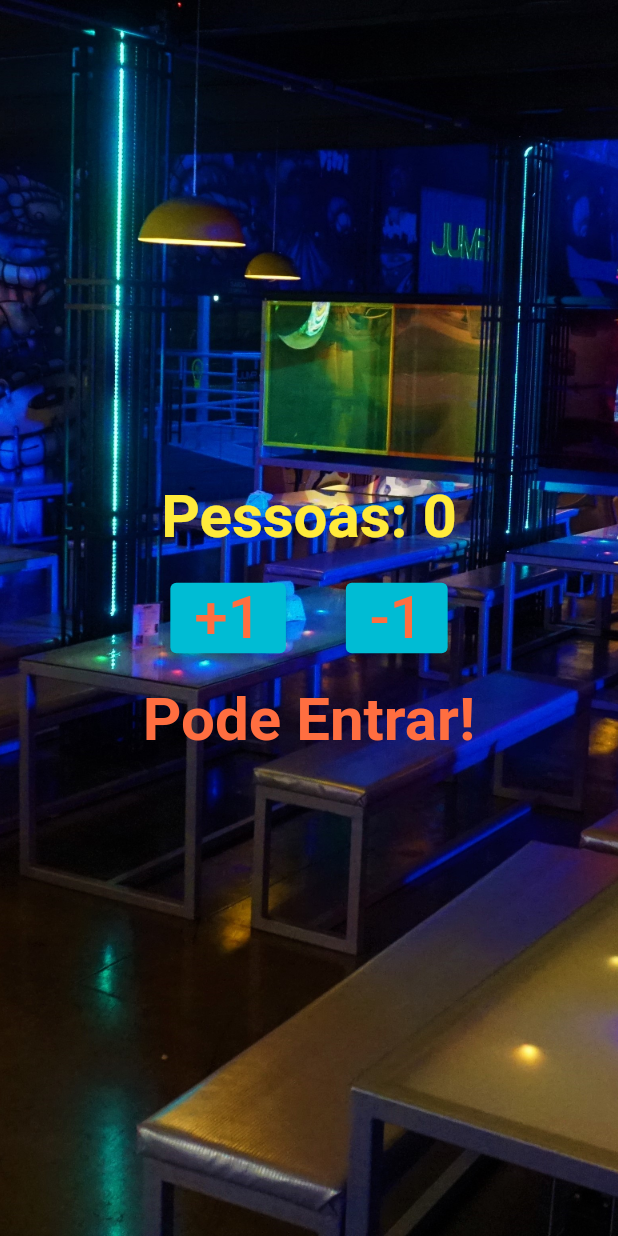
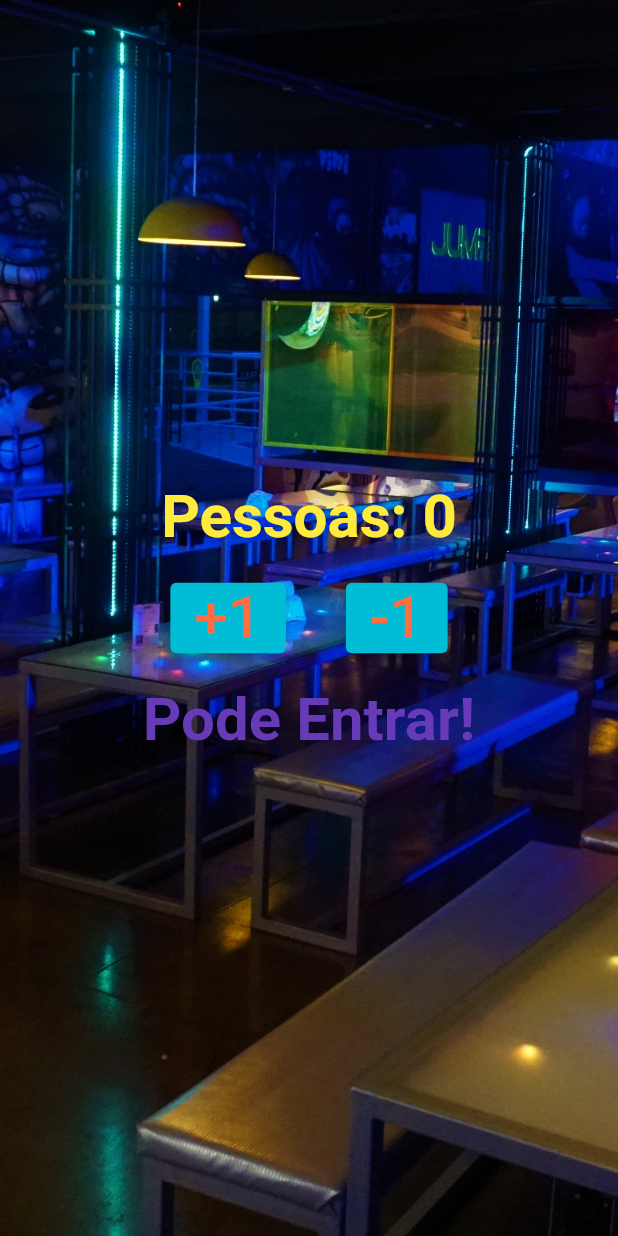
Before and after one commit to patriciojdutra/flutter_contador_de_pessoas_primeiro_app, a Flutter app: the screen it shows after launch, on a phone screen of 412 x 824 dp. Run offline on Flutter 3.47's test engine with Material 2 defaults, Android fonts, the phone set to English and light mode, and no system bars.

Commit message:
Alteração na cor do texto

```diff
--- a/lib/main.dart
+++ b/lib/main.dart
@@ -98,7 +98,7 @@ class _MyHomePageState extends State<MyHomePage> {
                 _msg,
                 style: TextStyle(
                     fontSize: 40,
-                    color: Colors.deepOrangeAccent,
+                    color: Colors.deepPurple,
                     fontWeight: FontWeight.bold),
               ),
             ],
```
